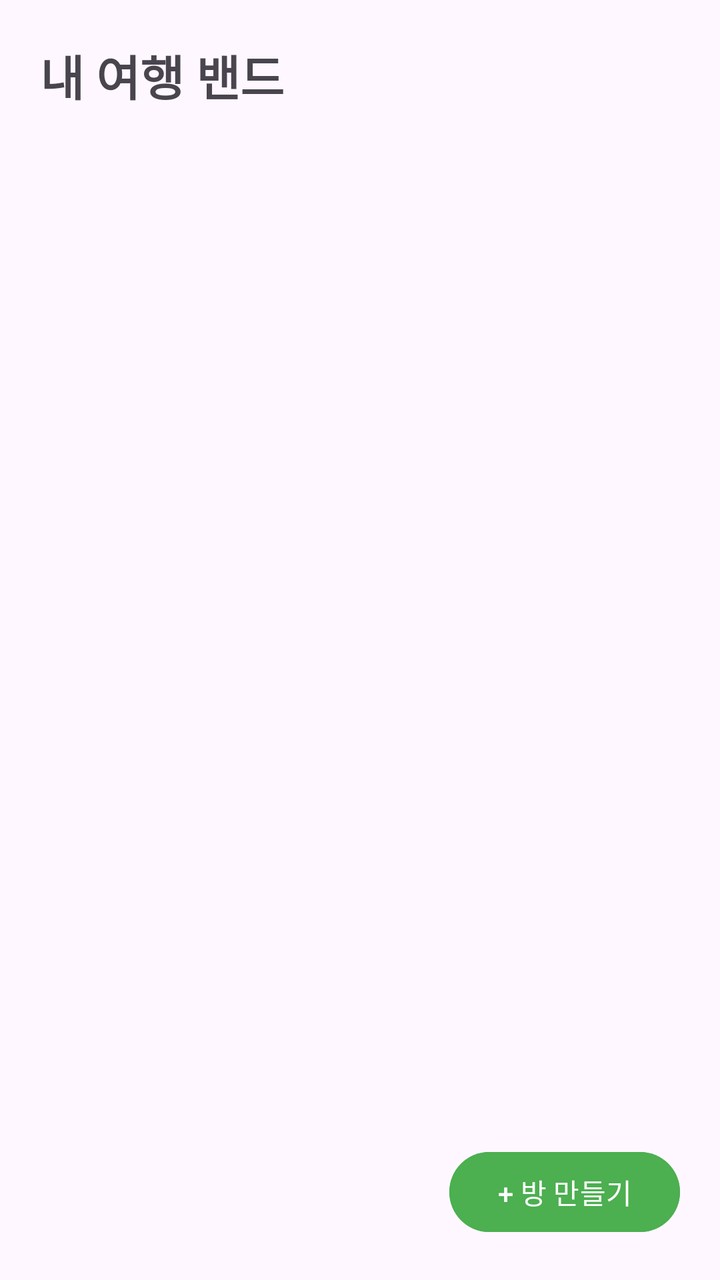
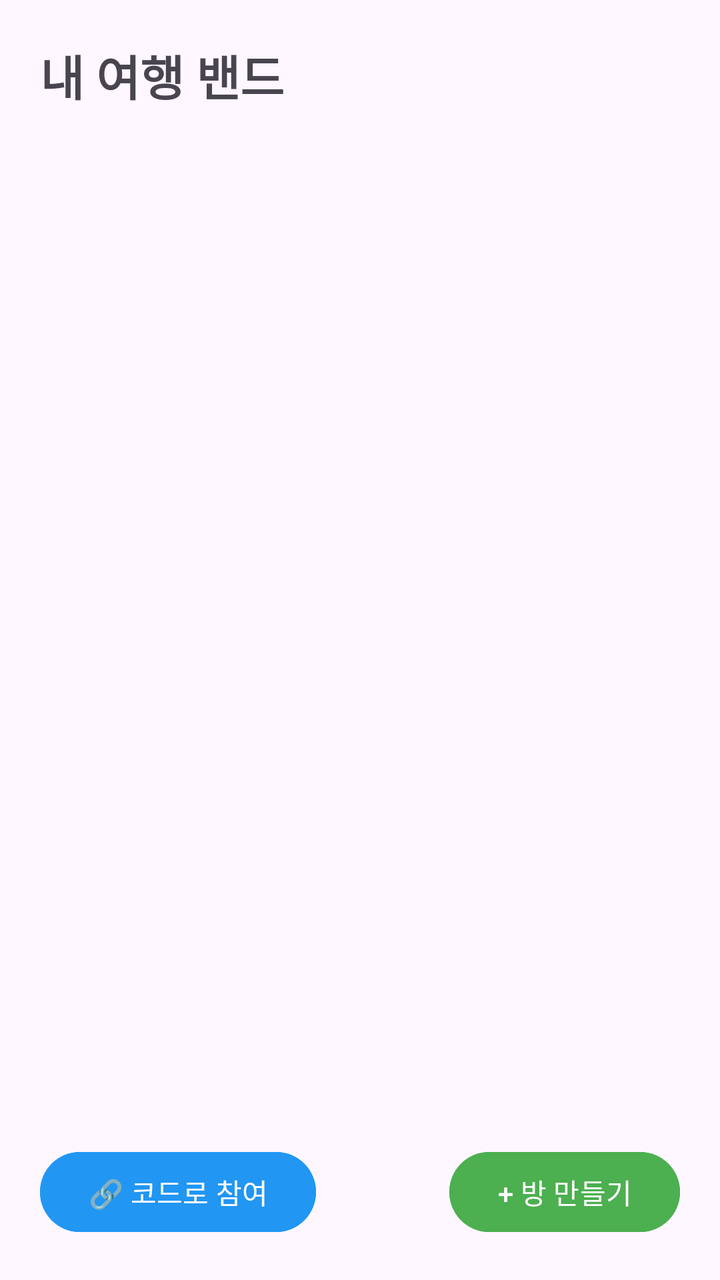

Before-and-after screenshots of an Android layout around one commit, followed by the original layout XML and the change that was made.
<!-- AndroidManifest.xml: application theme Theme.TestAppJSH -->
<!-- res/layout/activity_main.xml -->
<?xml version="1.0" encoding="utf-8"?>
<androidx.constraintlayout.widget.ConstraintLayout
    xmlns:android="http://schemas.android.com/apk/res/android"
    xmlns:app="http://schemas.android.com/apk/res-auto"
    xmlns:tools="http://schemas.android.com/tools"
    android:id="@+id/main"
    android:layout_width="match_parent"
    android:layout_height="match_parent"
    tools:context=".MainActivity">

    
    <TextView
        android:id="@+id/tvTitle"
        android:layout_width="wrap_content"
        android:layout_height="wrap_content"
        android:layout_marginTop="20dp"
        android:layout_marginStart="20dp"
        android:text="내 여행 밴드"
        android:textSize="24sp"
        android:textStyle="bold"
        app:layout_constraintStart_toStartOf="parent"
        app:layout_constraintTop_toTopOf="parent" />

    
    <TextView
        android:id="@+id/tvEmpty"
        android:layout_width="wrap_content"
        android:layout_height="wrap_content"
        android:text="아직 참여 중인 여행이 없습니다.\n새로운 방을 만들어보세요!"
        android:gravity="center"
        android:textSize="16sp"
        android:visibility="gone"
        app:layout_constraintBottom_toBottomOf="parent"
        app:layout_constraintEnd_toEndOf="parent"
        app:layout_constraintStart_toStartOf="parent"
        app:layout_constraintTop_toTopOf="parent" />

    
    <androidx.recyclerview.widget.RecyclerView
        android:id="@+id/rvRoomList"
        android:layout_width="0dp"
        android:layout_height="0dp"
        android:padding="8dp"
        app:layout_constraintTop_toBottomOf="@id/tvTitle"
        app:layout_constraintBottom_toTopOf="@id/btnNext"
        app:layout_constraintStart_toStartOf="parent"
        app:layout_constraintEnd_toEndOf="parent" />

    
    <Button
        android:id="@+id/btnNext"
        android:layout_width="wrap_content"
        android:layout_height="wrap_content"
        android:layout_marginEnd="20dp"
        android:layout_marginBottom="20dp"
        android:text="+ 방 만들기"
        android:backgroundTint="#4CAF50"
        app:layout_constraintBottom_toBottomOf="parent"
        app:layout_constraintEnd_toEndOf="parent" />

</androidx.constraintlayout.widget.ConstraintLayout>
<!-- resources referenced by this layout -->
<resources>
  <style name="Theme.TestAppJSH" parent="Base.Theme.TestAppJSH" />
  <style name="Base.Theme.TestAppJSH" parent="Theme.Material3.DayNight.NoActionBar">
          
          
      </style>
</resources>

<!-- the commit's change to res/layout/activity_main.xml (unified diff, before → after) -->
@@ -42,9 +42,21 @@
         android:layout_height="0dp"
         android:padding="8dp"
         app:layout_constraintTop_toBottomOf="@id/tvTitle"
-        app:layout_constraintBottom_toTopOf="@id/btnNext"
+        app:layout_constraintBottom_toTopOf="@id/btnJoinRoom"
         app:layout_constraintStart_toStartOf="parent"
         app:layout_constraintEnd_toEndOf="parent" />
+
+    
+    <Button
+        android:id="@+id/btnJoinRoom"
+        android:layout_width="wrap_content"
+        android:layout_height="wrap_content"
+        android:layout_marginStart="20dp"
+        android:layout_marginBottom="20dp"
+        android:text="🔗 코드로 참여"
+        android:backgroundTint="#2196F3"
+        app:layout_constraintBottom_toBottomOf="parent"
+        app:layout_constraintStart_toStartOf="parent" />
 
     
     <Button
